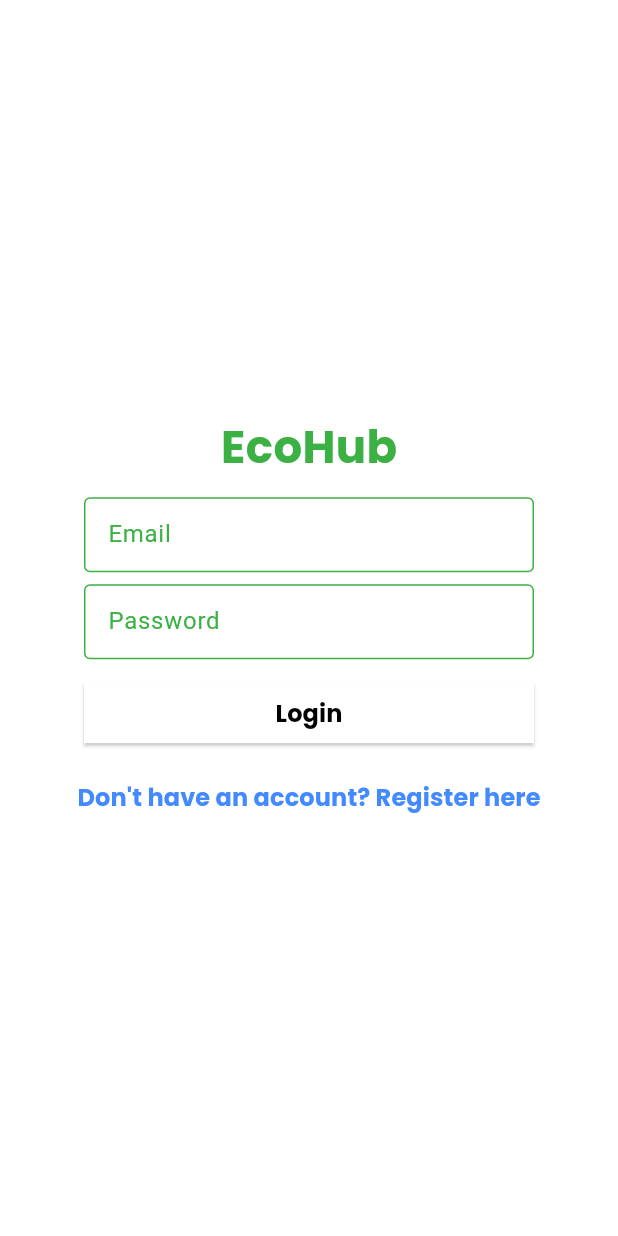
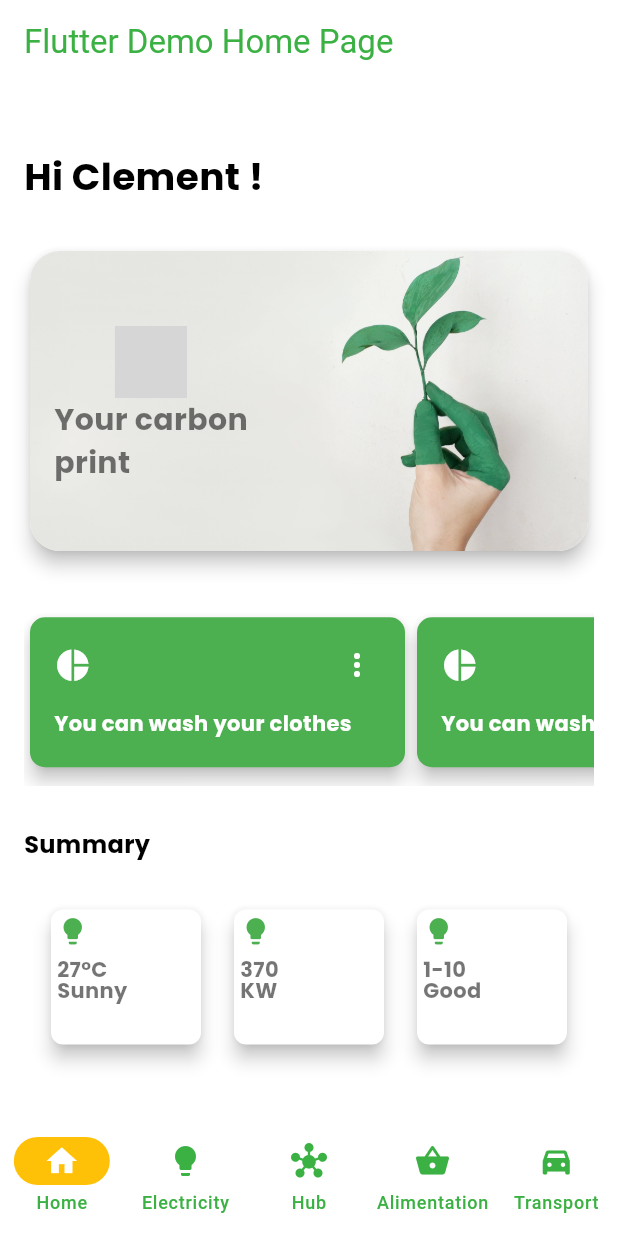
Before and after one commit to TomMondor/AMC_2024, a Flutter app: the screen it shows after launch, on a phone screen of 412 x 824 dp. Run offline on Flutter 3.47's test engine with Material 3 defaults, Android fonts, the phone set to English and light mode, and no system bars; our stand-ins replace device_preview, dio, firebase_auth, firebase_core, fl_chart, flutter_hooks and 2 more; missing offline and left inert: animated_digit; accounts and stored records are empty; generated files the repository leaves out were written again; grey boxes are pictures that could not be loaded.

Commit message:
Redone route for best experience

```diff
--- a/lib/main.dart
+++ b/lib/main.dart
@@ -46,7 +46,7 @@ class MyApp extends StatelessWidget {
         Locale('fr'),
         Locale('en'),
       ],
-      initialRoute: Routes.startup.name,//Routes.startup.name,
+      initialRoute: Routes.hub.name,//Routes.startup.name,
       routes: appRoutes,
     );
   }
--- a/lib/routes/routes.dart
+++ b/lib/routes/routes.dart
@@ -1,5 +1,6 @@
 import 'package:amc_2024/src/view/account/register.dart';
 import 'package:amc_2024/src/view/electricity/electricity.dart';
+import 'package:amc_2024/src/view/home/hub.dart';
 import 'package:flutter/material.dart';
 
 import '../main.dart';
@@ -12,7 +13,7 @@ enum Routes {
   startup,
   login,
   register,
-  electricity
+  electricity, hub
 }
 
 extension RoutesExtension on Routes {
@@ -36,7 +37,7 @@ extension RoutesExtension on Routes {
 
 Map<String, Widget Function(BuildContext)> appRoutes = {
   Routes.home.name: (context) =>
-      const MyHomePage(title: 'Flutter Demo Home Page'),
+      const MyHubPage(title: 'Flutter Demo Home Page'),
   Routes.startup.name: (context) => const Startup(),
   Routes.login.name: (context) => const Login(),
   Routes.register.name: (context) => const Register(),
--- a/lib/src/view/home/home.dart
+++ b/lib/src/view/home/home.dart
@@ -5,32 +5,24 @@ import 'package:flutter_gen/gen_l10n/app_localizations.dart';
 
 import '../widgets/card_tip.dart';
 
-class MyHomePage extends StatefulWidget {
-  const MyHomePage({super.key, required this.title});
 
-  final String title;
+class Home extends StatelessWidget {
+  final String name;
+
+  const Home({super.key, required this.name});
 
   @override
-  State<MyHomePage> createState() => _MyHomePageState();
-}
-
-class _MyHomePageState extends State<MyHomePage> {
-  int _selectedIndex = 0;
-
-  static const TextStyle optionStyle =
-      TextStyle(fontSize: 30, fontWeight: FontWeight.bold);
-
-  static final List<Widget> _widgetOptions = <Widget>[
-    Padding(
+  Widget build(BuildContext context) {
+    return Padding(
       padding: const EdgeInsets.all(16.0),
       child: Column(
         mainAxisAlignment: MainAxisAlignment.spaceEvenly,
         children: <Widget>[
-          const Align(
+          Align(
             alignment: Alignment.centerLeft,
             child: Text(
-              "Hi Clement!",
-              style: TextStyle(
+              "Hi $name !",
+              style: const TextStyle(
                 color: Colors.black,
                 fontSize: 25,
                 fontWeight: FontWeight.bold,
@@ -91,63 +83,6 @@ class _MyHomePageState extends State<MyHomePage> {
           )
         ],
       ),
-    ),
-    const Text(
-      'Index 3: Alimentation',
-      style: optionStyle,
-    ),
-    const Text(
-      'Index 4: Transport',
-      style: optionStyle,
-    ),
-  ];
-
-  void _onItemTapped(int index) {
-    setState(() {
-      _selectedIndex = index;
-    });
-  }
-
-  @override
-  Widget build(BuildContext context) {
-    return Scaffold(
-      appBar: AppBar(
-        backgroundColor: Theme.of(context).colorScheme.inversePrimary,
-        title: Text(widget.title),
-      ),
-      body: _widgetOptions[_selectedIndex],
-      bottomNavigationBar: NavigationBar(
-        onDestinationSelected: (int index) {
-          setState(() {
-            _selectedIndex = index;
-          });
-        },
-        indicatorColor: Colors.amber,
-        selectedIndex: _selectedIndex,
-        destinations: const <Widget>[
-          NavigationDestination(
-            selectedIcon: Icon(Icons.home),
-            icon: Icon(Icons.home),
-            label: 'Home',
-          ),
-          NavigationDestination(
-            icon: Icon(Icons.lightbulb),
-            label: 'Electricity',
-          ),
-          NavigationDestination(
-            icon: Icon(Icons.hub),
-            label: 'Hub',
-          ),
-          NavigationDestination(
-            icon: Icon(Icons.shopping_basket),
-            label: 'Alimentation',
-          ),
-          NavigationDestination(
-            icon: Icon(Icons.directions_car_filled),
-            label: 'Transport',
-          ),
-        ],
-      ),
     );
   }
 }
--- /dev/null
+++ b/lib/src/view/home/hub.dart
@@ -0,0 +1,86 @@
+import 'package:amc_2024/src/view/electricity/electricity.dart';
+import 'package:amc_2024/src/view/home/home.dart';
+import 'package:amc_2024/src/view/widgets/card_carbon.dart';
+import 'package:amc_2024/src/view/widgets/card_summary.dart';
+import 'package:flutter/material.dart';
+import 'package:flutter_gen/gen_l10n/app_localizations.dart';
+
+import '../widgets/card_tip.dart';
+
+class MyHubPage extends StatefulWidget {
+  const MyHubPage({super.key, required this.title});
+
+  final String title;
+
+  @override
+  State<MyHubPage> createState() => _MyHubPageState();
+}
+
+class _MyHubPageState extends State<MyHubPage> {
+  int _selectedIndex = 0;
+
+  static const TextStyle optionStyle =
+  TextStyle(fontSize: 30, fontWeight: FontWeight.bold);
+
+  static final List<Widget> _widgetOptions = <Widget>[
+    const Home(name: "Clement"),
+    const Electricity(),
+    const Text(
+      'Index 3: Alimentation',
+      style: optionStyle,
+    ),
+    const Text(
+      'Index 4: Transport',
+      style: optionStyle,
+    ),
+  ];
+
+  void _onItemTapped(int index) {
+    setState(() {
+      _selectedIndex = index;
+    });
+  }
+
+  @override
+  Widget build(BuildContext context) {
+    return Scaffold(
+      appBar: AppBar(
+        backgroundColor: Theme.of(context).colorScheme.inversePrimary,
+        title: Text(widget.title),
+      ),
+      body: _widgetOptions[_selectedIndex],
+      bottomNavigationBar: NavigationBar(
+        onDestinationSelected: (int index) {
+          setState(() {
+            _selectedIndex = index;
+          });
+        },
+        indicatorColor: Colors.amber,
+        selectedIndex: _selectedIndex,
+        destinations: const <Widget>[
+          NavigationDestination(
+            selectedIcon: Icon(Icons.home),
+            icon: Icon(Icons.home),
+            label: 'Home',
+          ),
+          NavigationDestination(
+            icon: Icon(Icons.lightbulb),
+            label: 'Electricity',
+          ),
+          NavigationDestination(
+            icon: Icon(Icons.hub),
+            label: 'Hub',
+          ),
+          NavigationDestination(
+            icon: Icon(Icons.shopping_basket),
+            label: 'Alimentation',
+          ),
+          NavigationDestination(
+            icon: Icon(Icons.directions_car_filled),
+            label: 'Transport',
+          ),
+        ],
+      ),
+    );
+  }
+}
```
Also changed, not shown: pubspec.lock.
